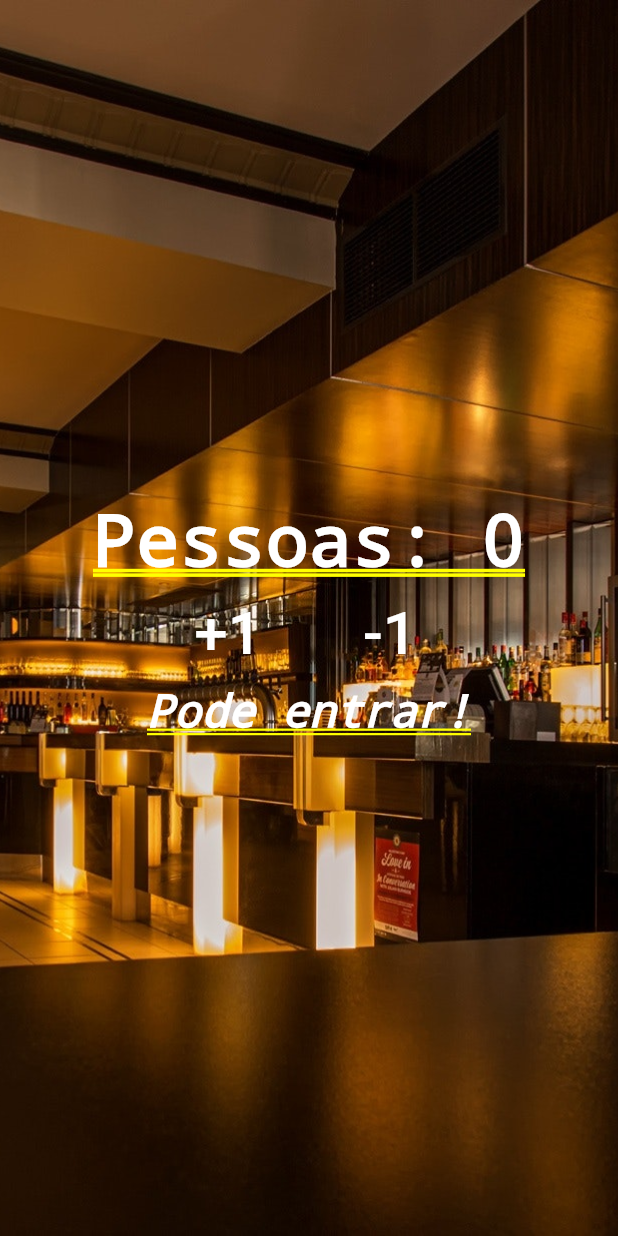
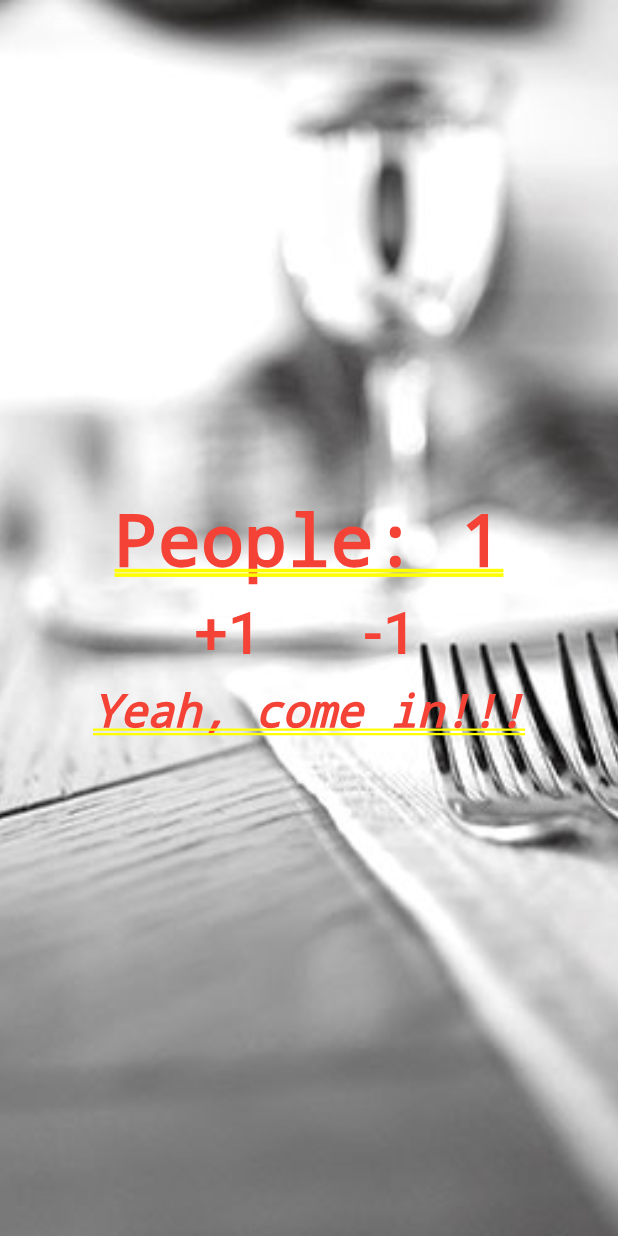
Before and after one commit to valdrich/flutter-course, a Flutter app: the screen it shows after launch, after a tap on "+1", on a phone screen of 412 x 824 dp. Run offline on Flutter 3.47's test engine with Material 2 defaults, Android fonts, the phone set to English and light mode, and no system bars.

Commit message:
People count - Stateless and Statefull widgets

```diff
--- a/people_count/lib/main.dart
+++ b/people_count/lib/main.dart
@@ -4,7 +4,35 @@ void main() {
   runApp(MaterialApp(
       //widget that'll run your test
       title: "Count People",
-    home: Stack(
+      home: Home()));
+}
+
+class Home extends StatefulWidget {
+  @override
+  _HomeState createState() => _HomeState();
+}
+
+class _HomeState extends State<Home> {
+  int _people = 0;
+  String _infoText = 'Yeah, come in!!!';
+
+  void _changePeople(int delta) {
+    setState(() {
+      _people += delta;
+
+      if (_people < 0) {
+        _infoText = "Upside down?!";
+      } else if (_people <= 10) {
+        _infoText = 'Yeah, come in!!!';
+      } else {
+        _infoText = "Sorry, over capacity!";
+      }
+    });
+  }
+
+  @override
+  Widget build(BuildContext context) {
+    return Stack(
       children: <Widget>[
         Image.asset(
           "images/restaurant.jpg",
@@ -15,8 +43,9 @@ void main() {
           mainAxisAlignment: MainAxisAlignment.center,
           children: <Widget>[
             Text(
-        "Pessoas: 0",
-        style: TextStyle(color: Colors.white, fontWeight: FontWeight.bold),
+              "People: $_people",
+              style:
+                  TextStyle(color: Colors.red, fontWeight: FontWeight.bold),
             ),
             Row(
               mainAxisAlignment: MainAxisAlignment.center,
@@ -26,9 +55,11 @@ void main() {
                   child: FlatButton(
                     child: Text(
                       "+1",
-                style: TextStyle(fontSize: 40.0, color: Colors.white),
+                      style: TextStyle(fontSize: 40.0, color: Colors.red),
                     ),
-              onPressed: () {},
+                    onPressed: () {
+                      _changePeople(1);
+                    },
                   ),
                 ),
                 Padding(
@@ -36,22 +67,25 @@ void main() {
                   child: FlatButton(
                     child: Text(
                       "-1",
-                style: TextStyle(fontSize: 40.0, color: Colors.white),
+                      style: TextStyle(fontSize: 40.0, color: Colors.red),
                     ),
-              onPressed: () {},
+                    onPressed: () {
+                      _changePeople(-1);
+                    },
                   ),
                 ),
               ],
             ),
             Text(
-        "Pode entrar!",
+              _infoText,
               style: TextStyle(
-            color: Colors.white,
+                  color: Colors.red,
                   fontStyle: FontStyle.italic,
                   fontSize: 30.0),
             ),
           ],
         ),
       ],
-  )));
+    );
   }
+}
```
Also changed, not shown: people_count/images/restaurant.jpg, 1 other file. Lines whose indentation alone changed are shown as unchanged.
